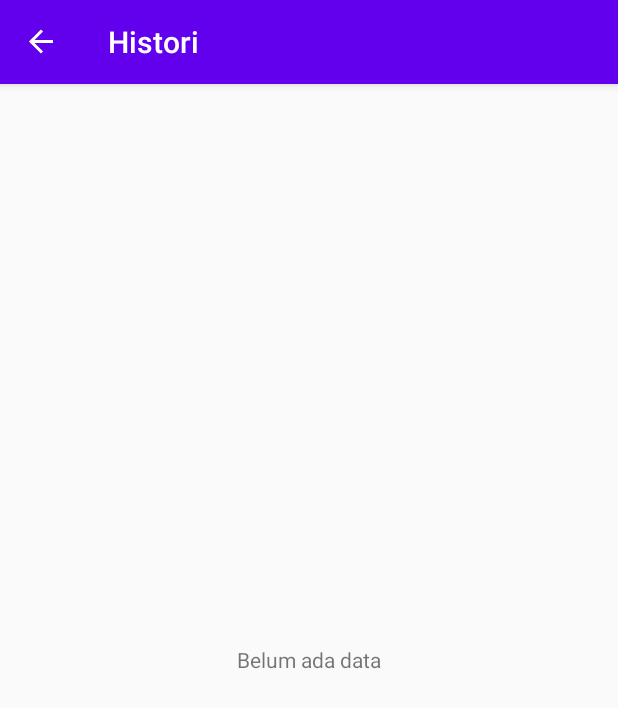
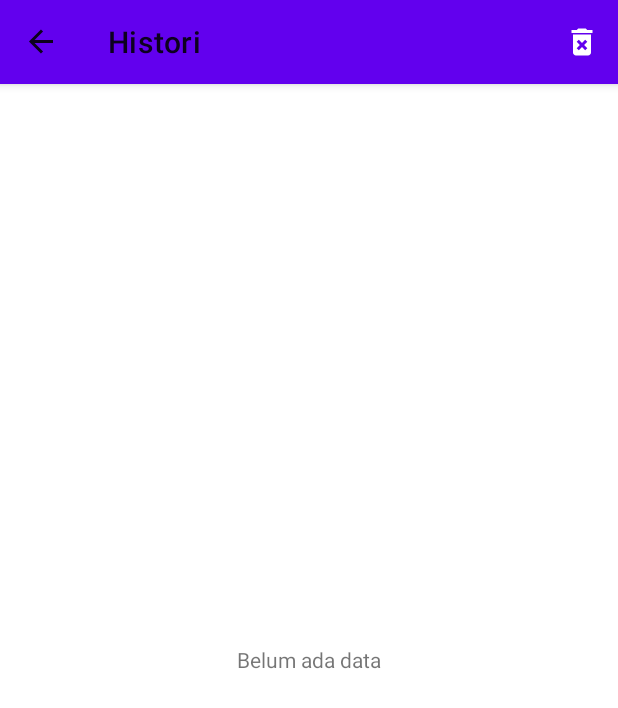
Before and after one commit to D3IF-Cool/4303-hitung-bmi-CitraPangestu1, an Android app: the HistoriFragment screen opened through its navigation route, on a phone screen of 412 x 824 dp. Shown: the top 708 px of the screen. Run offline under Robolectric (Android 15) with nearby library versions, the phone set to English and light mode, and no system bars; our stand-ins replace Room's generated code, navigation-ui.

Commit message:
Menghapus data dari database

```diff
--- a/app/src/main/java/org/d3if3023/hitungbmi/db/BmiDao.kt
+++ b/app/src/main/java/org/d3if3023/hitungbmi/db/BmiDao.kt
@@ -11,4 +11,6 @@ interface BmiDao {
     fun insert(bmi: BmiEntity)
     @Query("SELECT * FROM bmi ORDER BY id DESC")
     fun getLastBmi(): LiveData<List<BmiEntity>>
+    @Query("DELETE FROM bmi")
+    fun clearData()
 }
--- a/app/src/main/java/org/d3if3023/hitungbmi/ui/histori/HistoriViewModel.kt
+++ b/app/src/main/java/org/d3if3023/hitungbmi/ui/histori/HistoriViewModel.kt
@@ -1,8 +1,17 @@
 package org.d3if3023.hitungbmi.ui.histori
 
 import androidx.lifecycle.ViewModel
+import androidx.lifecycle.viewModelScope
+import kotlinx.coroutines.Dispatchers
+import kotlinx.coroutines.launch
+import kotlinx.coroutines.withContext
 import org.d3if3023.hitungbmi.db.BmiDao
 
-class HistoriViewModel(db: BmiDao): ViewModel() {
+class HistoriViewModel(private val db: BmiDao) : ViewModel() {
     val data = db.getLastBmi()
+    fun hapusData() = viewModelScope.launch {
+        withContext(Dispatchers.IO) {
+            db.clearData()
+        }
+    }
 }
--- /dev/null
+++ b/app/src/main/res/drawable/ic_baseline_delete_forever_24.xml
@@ -0,0 +1,5 @@
+<vector android:height="24dp" android:tint="#FFFFFF"
+    android:viewportHeight="24" android:viewportWidth="24"
+    android:width="24dp" xmlns:android="http://schemas.android.com/apk/res/android">
+    <path android:fillColor="@android:color/white" android:pathData="M6,19c0,1.1 0.9,2 2,2h8c1.1,0 2,-0.9 2,-2L18,7L6,7v12zM8.46,11.88l1.41,-1.41L12,12.59l2.12,-2.12 1.41,1.41L13.41,14l2.12,2.12 -1.41,1.41L12,15.41l-2.12,2.12 -1.41,-1.41L10.59,14l-2.13,-2.12zM15.5,4l-1,-1h-5l-1,1L5,4v2h14L19,4z"/>
+</vector>
--- a/app/src/main/res/layout/fragment_histori.xml
+++ b/app/src/main/res/layout/fragment_histori.xml
@@ -1,9 +1,11 @@
 <?xml version="1.0" encoding="utf-8"?>
-<FrameLayout xmlns:android="http://schemas.android.com/apk/res/android"
+<FrameLayout
+    xmlns:android="http://schemas.android.com/apk/res/android"
     xmlns:app="http://schemas.android.com/apk/res-auto"
     xmlns:tools="http://schemas.android.com/tools"
     android:layout_width="match_parent"
     android:layout_height="match_parent">
+
     <androidx.recyclerview.widget.RecyclerView
         android:id="@+id/recyclerView"
         android:layout_width="match_parent"
--- a/app/src/main/res/layout/item_histori.xml
+++ b/app/src/main/res/layout/item_histori.xml
@@ -4,7 +4,7 @@
     xmlns:app="http://schemas.android.com/apk/res-auto"
     xmlns:tools="http://schemas.android.com/tools"
     android:layout_width="match_parent"
-    android:layout_height="match_parent">
+    android:layout_height="wrap_content">
     <TextView
         android:id="@+id/tanggalTextView"
         android:layout_width="wrap_content"
@@ -34,7 +34,6 @@
         app:layout_constraintStart_toEndOf="@+id/kategoriTextView"
         app:layout_constraintTop_toTopOf="@+id/kategoriTextView"
         tools:text="BMI: 24,09" />
-
     <TextView
         android:id="@+id/beratTextView"
         android:layout_width="0dp"
@@ -48,9 +47,7 @@
         app:layout_constraintHorizontal_chainStyle="spread"
         app:layout_constraintStart_toStartOf="parent"
         app:layout_constraintTop_toBottomOf="@+id/kategoriTextView"
-        app:layout_constraintVertical_bias="0.008"
         tools:text="BB: 68,0" />
-
     <TextView
         android:id="@+id/tinggiTextView"
         android:layout_width="0dp"
@@ -71,5 +68,4 @@
         app:layout_constraintTop_toTopOf="@+id/beratTextView"
         tools:text="Pria" />
 
-
 </androidx.constraintlayout.widget.ConstraintLayout>
--- /dev/null
+++ b/app/src/main/res/menu/histori_menu.xml
@@ -0,0 +1,9 @@
+<?xml version="1.0" encoding="utf-8"?>
+<menu xmlns:android="http://schemas.android.com/apk/res/android"
+    xmlns:app="http://schemas.android.com/apk/res-auto">
+    <item
+        android:id="@+id/menu_hapus"
+        android:icon="@drawable/ic_baseline_delete_forever_24"
+        android:title="@string/hapus_histori"
+        app:showAsAction="ifRoom" />
+</menu>
--- a/app/src/main/res/values/strings.xml
+++ b/app/src/main/res/values/strings.xml
@@ -48,6 +48,10 @@
     <string name="berat_x">BB: %1$.1f</string>
     <string name="tinggi_x">TB: %1$.1f</string>
 
+    <string name="hapus_histori">Hapus Histori</string>
 
+    <string name="konfirmasi_hapus">Hapus semua histori?</string>
+    <string name="hapus">Hapus</string>
+    <string name="batal">Batal</string>
 
 </resources>
--- a/app/src/main/res/values/styles.xml
+++ b/app/src/main/res/values/styles.xml
@@ -1,6 +1,7 @@
 <resources>
     <!-- Base application theme. -->
-    <style name="AppTheme" parent="Theme.AppCompat.Light.DarkActionBar">
+
+    <style name="AppTheme" parent="Theme.MaterialComponents.Light">
         <!-- Customize your theme here. -->
         <item name="colorPrimary">@color/colorPrimary</item>
         <item name="colorPrimaryDark">@color/colorPrimaryDark</item>
```
Also changed, not shown: app/build.gradle (+6 -4 lines), app/src/main/java/org/d3if3023/hitungbmi/ui/histori/HistoriAdapter.kt (+12 -21 lines), app/src/main/java/org/d3if3023/hitungbmi/ui/histori/HistoriFragment.kt (+37 -14 lines), app/src/main/res/values/colors.xml (+7 -0 lines), app/src/main/res/values/themes.xml (added, +17 -0 lines).
